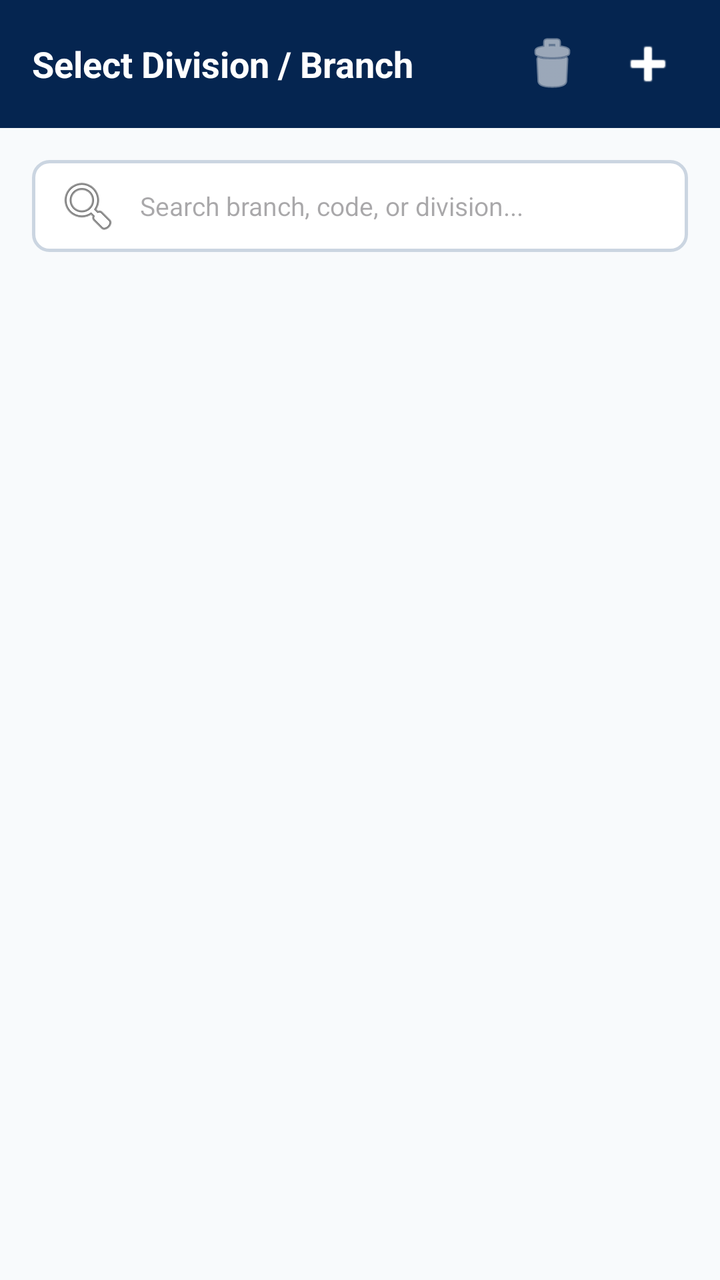
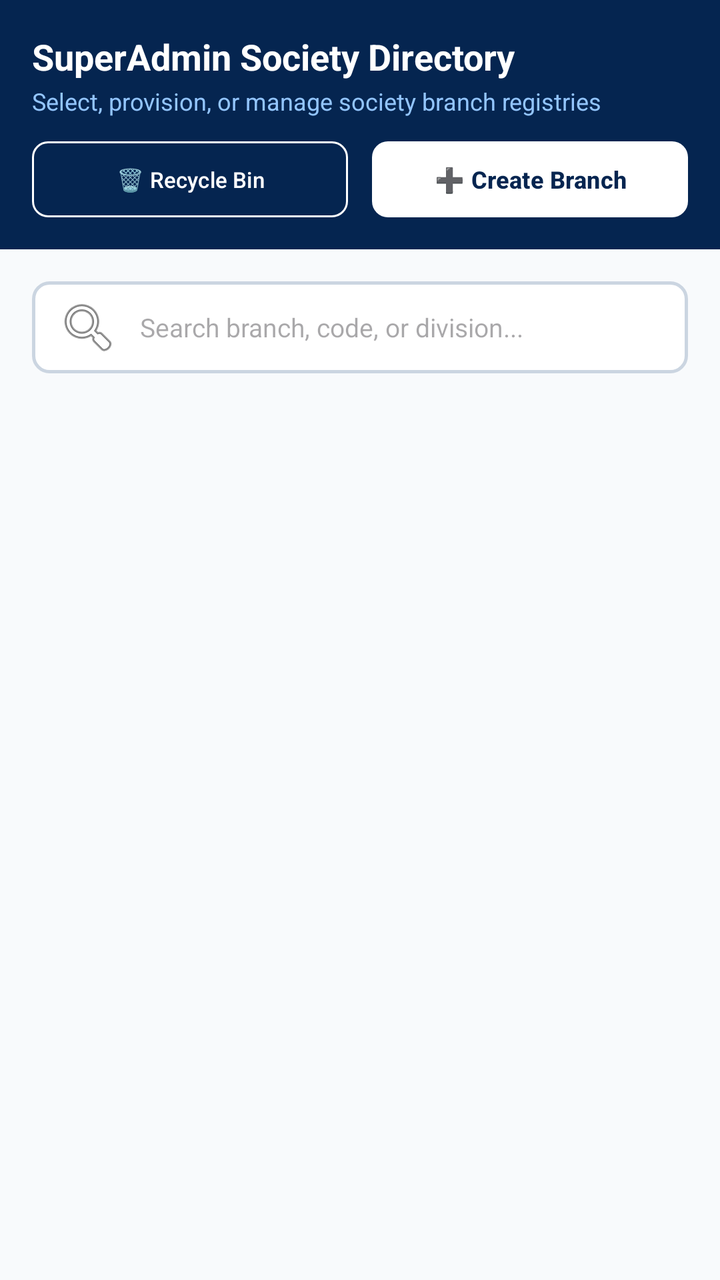

Before-and-after screenshots of an Android layout around one commit, followed by the original layout XML and the change that was made.
<!-- AndroidManifest.xml: application theme Theme.Finmac -->
<!-- res/layout/activity_select_society.xml -->
<?xml version="1.0" encoding="utf-8"?>
<androidx.coordinatorlayout.widget.CoordinatorLayout
    xmlns:android="http://schemas.android.com/apk/res/android"
    xmlns:app="http://schemas.android.com/apk/res-auto"
    xmlns:tools="http://schemas.android.com/tools"
    android:id="@+id/rootContainer"
    android:layout_width="match_parent"
    android:layout_height="match_parent"
    android:background="#F8FAFC"
    tools:context=".SelectSocietyActivity">

    
    <com.google.android.material.appbar.AppBarLayout
        android:id="@+id/appBarLayout"
        android:layout_width="match_parent"
        android:layout_height="wrap_content"
        android:background="#052550"
        app:elevation="0dp">

        <RelativeLayout
            android:layout_width="match_parent"
            android:layout_height="64dp"
            android:paddingHorizontal="16dp">

            <TextView
                android:layout_width="wrap_content"
                android:layout_height="wrap_content"
                android:layout_centerVertical="true"
                android:text="Select Division / Branch"
                android:textColor="@android:color/white"
                android:textSize="18sp"
                android:textStyle="bold" />

            <LinearLayout
                android:layout_width="wrap_content"
                android:layout_height="wrap_content"
                android:layout_alignParentEnd="true"
                android:layout_centerVertical="true"
                android:orientation="horizontal">

                <ImageButton
                    android:id="@+id/btnBin"
                    android:layout_width="40dp"
                    android:layout_height="40dp"
                    android:background="?attr/selectableItemBackgroundBorderless"
                    android:contentDescription="Recycle Bin"
                    android:src="@android:drawable/ic_menu_delete"
                    app:tint="@android:color/white" />

                <ImageButton
                    android:id="@+id/btnAddBranch"
                    android:layout_width="40dp"
                    android:layout_height="40dp"
                    android:layout_marginStart="8dp"
                    android:background="?attr/selectableItemBackgroundBorderless"
                    android:contentDescription="Add Branch"
                    android:src="@android:drawable/ic_input_add"
                    app:tint="@android:color/white" />
            </LinearLayout>
        </RelativeLayout>
    </com.google.android.material.appbar.AppBarLayout>

    <LinearLayout
        android:layout_width="match_parent"
        android:layout_height="match_parent"
        android:orientation="vertical"
        app:layout_behavior="@string/appbar_scrolling_view_behavior">

        
        <LinearLayout
            android:layout_width="match_parent"
            android:layout_height="wrap_content"
            android:padding="16dp">

            <EditText
                android:id="@+id/searchField"
                android:layout_width="match_parent"
                android:layout_height="46dp"
                android:background="@drawable/bg_search_input"
                android:drawableStart="@android:drawable/ic_menu_search"
                android:drawablePadding="10dp"
                android:hint="Search branch, code, or division..."
                android:imeOptions="actionSearch"
                android:inputType="text"
                android:paddingHorizontal="12dp"
                android:textColor="#0F172A"
                android:textSize="13sp" />
        </LinearLayout>

        
        <androidx.recyclerview.widget.RecyclerView
            android:id="@+id/rvBranches"
            android:layout_width="match_parent"
            android:layout_height="match_parent"
            android:clipToPadding="false"
            android:paddingBottom="16dp" />
    </LinearLayout>

    
    <FrameLayout
        android:id="@+id/progressOverlay"
        android:layout_width="match_parent"
        android:layout_height="match_parent"
        android:background="#80000000"
        android:clickable="true"
        android:focusable="true"
        android:visibility="gone">

        <ProgressBar
            android:layout_width="wrap_content"
            android:layout_height="wrap_content"
            android:layout_gravity="center"
            android:indeterminateTint="#052550" />
    </FrameLayout>
</androidx.coordinatorlayout.widget.CoordinatorLayout>
<!-- resources referenced by this layout -->
<resources>
  <!-- drawable bg_search_input (drawable) -->
  <?xml version="1.0" encoding="utf-8"?>
  <shape xmlns:android="http://schemas.android.com/apk/res/android"
      android:shape="rectangle">
  
      
      <solid android:color="#FFFFFF" />
  
      
      <corners android:radius="8dp" />
  
      
      <stroke
          android:width="1.5dp"
          android:color="#CBD5E1" />
  
      
      <padding
          android:left="4dp"
          android:right="4dp"
          android:top="4dp"
          android:bottom="4dp" />
  </shape>
  <style name="Theme.Finmac" parent="Base.Theme.Finmac" />
  <style name="Base.Theme.Finmac" parent="Theme.Material3.DayNight.NoActionBar">
          
          <item name="android:statusBarColor">@color/status_bar_navy</item>
          <item name="android:windowDrawsSystemBarBackgrounds">true</item>
          <item name="android:windowLightStatusBar">false</item>
  
          
          <item name="colorPrimary">@color/status_bar_navy</item>
          <item name="colorSecondary">@color/status_bar_navy</item>
          <item name="colorSurface">#FFFFFF</item>
          <item name="colorOnSurface">#0F172A</item>
          <item name="colorOnPrimary">#FFFFFF</item>
          <item name="android:colorBackground">#F8FAFC</item>
          <item name="android:textColorPrimary">#0F172A</item>
          <item name="android:textColorSecondary">#64748B</item>
  
          
          <item name="colorOnSurfaceVariant">#64748B</item>
          <item name="colorSurfaceVariant">#E2E8F0</item>
  
          
          <item name="textInputStyle">@style/CustomTextInputLayoutTheme</item>
      </style>
  <color name="status_bar_navy">#052550</color>
  <style name="CustomTextInputLayoutTheme" parent="Widget.Material3.TextInputLayout.OutlinedBox">
          <item name="boxStrokeColor">@color/status_bar_navy</item>
          <item name="hintTextColor">#64748B</item>
          <item name="boxStrokeWidth">1.5dp</item>
          <item name="boxStrokeWidthFocused">2dp</item>
          <item name="boxBackgroundColor">#FFFFFF</item>
      </style>
</resources>

<!-- the commit's change to res/layout/activity_select_society.xml (unified diff, before → after) -->
@@ -15,49 +15,77 @@
         android:layout_width="match_parent"
         android:layout_height="wrap_content"
         android:background="#052550"
-        app:elevation="0dp">
+        app:elevation="4dp">
 
-        <RelativeLayout
+        <LinearLayout
             android:layout_width="match_parent"
-            android:layout_height="64dp"
-            android:paddingHorizontal="16dp">
+            android:layout_height="wrap_content"
+            android:orientation="vertical"
+            android:paddingHorizontal="16dp"
+            android:paddingTop="16dp"
+            android:paddingBottom="16dp">
+
+            
+            <TextView
+                android:layout_width="wrap_content"
+                android:layout_height="wrap_content"
+                android:text="SuperAdmin Society Directory"
+                android:textColor="@android:color/white"
+                android:textSize="18sp"
+                android:textStyle="bold" />
 
             <TextView
                 android:layout_width="wrap_content"
                 android:layout_height="wrap_content"
-                android:layout_centerVertical="true"
-                android:text="Select Division / Branch"
-                android:textColor="@android:color/white"
-                android:textSize="18sp"
-                android:textStyle="bold" />
+                android:layout_marginTop="2dp"
+                android:text="Select, provision, or manage society branch registries"
+                android:textColor="#93C5FD"
+                android:textSize="12sp" />
 
+            
             <LinearLayout
-                android:layout_width="wrap_content"
+                android:layout_width="match_parent"
                 android:layout_height="wrap_content"
-                android:layout_alignParentEnd="true"
-                android:layout_centerVertical="true"
+                android:layout_marginTop="12dp"
+                android:gravity="center_vertical"
                 android:orientation="horizontal">
 
-                <ImageButton
+                <com.google.android.material.button.MaterialButton
                     android:id="@+id/btnBin"
-                    android:layout_width="40dp"
-                    android:layout_height="40dp"
-                    android:background="?attr/selectableItemBackgroundBorderless"
-                    android:contentDescription="Recycle Bin"
-                    android:src="@android:drawable/ic_menu_delete"
-                    app:tint="@android:color/white" />
+                    style="@style/Widget.Material3.Button.OutlinedButton"
+                    android:layout_width="0dp"
+                    android:layout_height="38dp"
+                    android:layout_marginEnd="6dp"
+                    android:layout_weight="1"
+                    android:insetTop="0dp"
+                    android:insetBottom="0dp"
+                    android:paddingHorizontal="10dp"
+                    android:paddingVertical="0dp"
+                    android:text="🗑️ Recycle Bin"
+                    android:textColor="#FFFFFF"
+                    android:textSize="11sp"
+                    app:cornerRadius="8dp"
+                    app:strokeColor="#FFFFFF"
+                    app:strokeWidth="1dp" />
 
-                <ImageButton
+                <com.google.android.material.button.MaterialButton
                     android:id="@+id/btnAddBranch"
-                    android:layout_width="40dp"
-                    android:layout_height="40dp"
-                    android:layout_marginStart="8dp"
-                    android:background="?attr/selectableItemBackgroundBorderless"
-                    android:contentDescription="Add Branch"
-                    android:src="@android:drawable/ic_input_add"
-                    app:tint="@android:color/white" />
+                    android:layout_width="0dp"
+                    android:layout_height="38dp"
+                    android:layout_marginStart="6dp"
+                    android:layout_weight="1"
+                    android:insetTop="0dp"
+                    android:insetBottom="0dp"
+                    android:paddingHorizontal="10dp"
+                    android:paddingVertical="0dp"
+                    android:text="➕ Create Branch"
+                    android:textColor="#052550"
+                    android:textSize="12sp"
+                    android:textStyle="bold"
+                    app:backgroundTint="#FFFFFF"
+                    app:cornerRadius="8dp" />
             </LinearLayout>
-        </RelativeLayout>
+        </LinearLayout>
     </com.google.android.material.appbar.AppBarLayout>
 
     <LinearLayout
